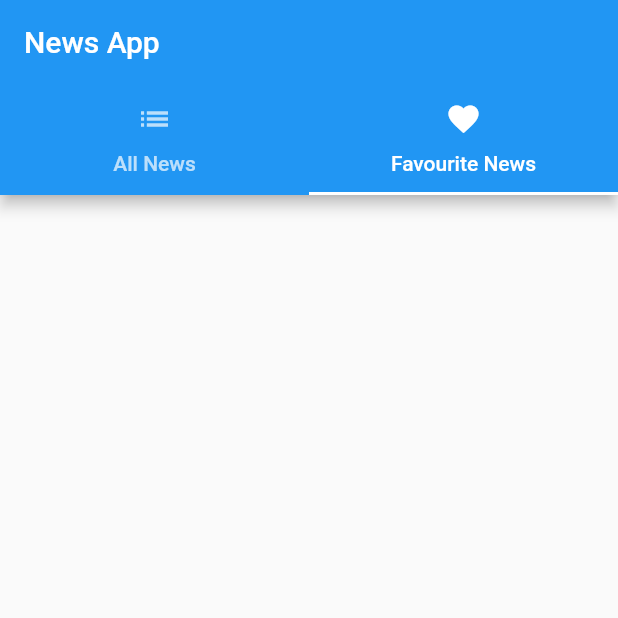
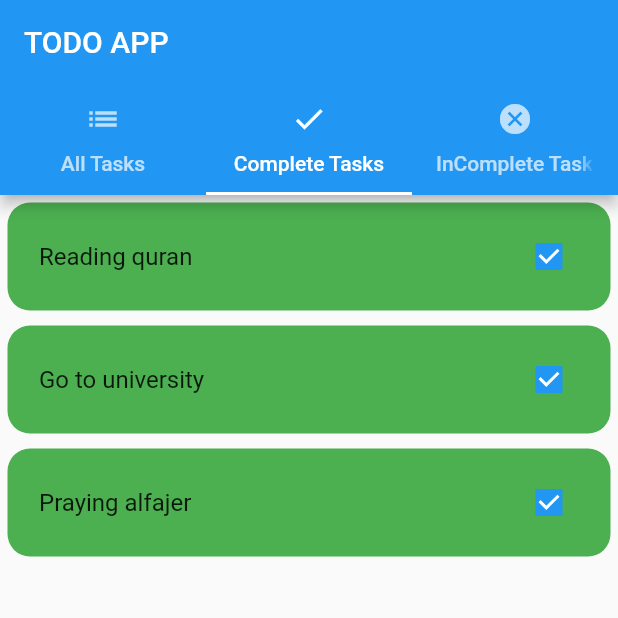
Before and after one commit to omarezzdeen/iug_todo, a Flutter app: the screen it shows after launch, tab 2 chosen, on a phone screen of 412 x 824 dp, the top half of it. Run offline on Flutter 3.47's test engine with Material 2 defaults, Android fonts, the phone set to English and light mode, and no system bars.

Commit message:
todo app

```diff
--- a/lib/main.dart
+++ b/lib/main.dart
@@ -1,12 +1,13 @@
 import 'dart:developer';
 
 import 'package:flutter/material.dart';
-import 'package:state_managment/news_app.dart';
+import 'package:state_managment/news_app/news_app.dart';
+import 'package:state_managment/todo_app/pages/todo_home_page.dart';
 
 void main() {
   runApp(MaterialApp(
     theme: ThemeData.light(),
-    home: NewsHomeScreen()));
+    home: TodoHomePage()));
 }
 
 class LoginScreen extends StatefulWidget {
--- a/lib/data/dummy_data.dart
+++ b/lib/news_app/data/dummy_data.dart
@@ -1,4 +1,5 @@
-import 'package:state_managment/models/news_model.dart';
+
+import 'package:state_managment/news_app/models/news_model.dart';
 
 List<NewsModel> newsList = newsData.map((e) {
   return NewsModel(e);
--- a/lib/news_app.dart
+++ b/lib/news_app/news_app.dart
@@ -1,8 +1,6 @@
 import 'package:flutter/material.dart';
-import 'package:state_managment/data/dummy_data.dart';
-import 'package:state_managment/models/news_model.dart';
-import 'package:state_managment/pages/all_news_screen.dart';
-import 'package:state_managment/pages/favourite_news_wcreen.dart';
+import 'package:state_managment/news_app/pages/all_news_screen.dart';
+import 'package:state_managment/news_app/pages/favourite_news_wcreen.dart';
 
 class NewsHomeScreen extends StatelessWidget {
   @override
--- a/lib/pages/all_news_screen.dart
+++ b/lib/news_app/pages/all_news_screen.dart
@@ -1,7 +1,6 @@
 import 'package:flutter/material.dart';
-import 'package:state_managment/data/dummy_data.dart';
-import 'package:state_managment/news_app.dart';
-import 'package:state_managment/widgets/NewsWidget.dart';
+import 'package:state_managment/news_app/data/dummy_data.dart';
+import 'package:state_managment/news_app/widgets/NewsWidget.dart';
 
 class AllNewsScreen extends StatelessWidget {
   @override
--- a/lib/pages/favourite_news_wcreen.dart
+++ b/lib/news_app/pages/favourite_news_wcreen.dart
@@ -1,7 +1,6 @@
 import 'package:flutter/material.dart';
-import 'package:state_managment/data/dummy_data.dart';
-import 'package:state_managment/news_app.dart';
-import 'package:state_managment/widgets/NewsWidget.dart';
+import 'package:state_managment/news_app/data/dummy_data.dart';
+import 'package:state_managment/news_app/widgets/NewsWidget.dart';
 
 class FavouriteNewsScreen extends StatefulWidget {
   @override
--- a/lib/widgets/NewsWidget.dart
+++ b/lib/news_app/widgets/NewsWidget.dart
@@ -1,5 +1,5 @@
 import 'package:flutter/material.dart';
-import 'package:state_managment/models/news_model.dart';
+import 'package:state_managment/news_app/models/news_model.dart';
 
 class NewsWidget extends StatefulWidget {
   NewsModel newsModel;
--- /dev/null
+++ b/lib/todo_app/data/tasks_data.dart
@@ -0,0 +1,11 @@
+import 'package:state_managment/todo_app/models/task_model.dart';
+
+List<Task> tasksList = [
+  Task('Playing football'),
+   Task('Watching tv'),
+    Task('Studying for exams'),
+     Task('Reading quran',true),
+      Task('Praying aldhuhr'),
+       Task('Go to university',true),
+       Task('Praying alfajer', true),
+];
--- /dev/null
+++ b/lib/todo_app/models/task_model.dart
@@ -0,0 +1,5 @@
+class Task {
+  String title;
+  bool isCompleted;
+Task(this.title,[this.isCompleted=false]);
+}
--- /dev/null
+++ b/lib/todo_app/pages/complete_tasks.dart
@@ -0,0 +1,20 @@
+import 'package:flutter/material.dart';
+import 'package:state_managment/todo_app/data/tasks_data.dart';
+import 'package:state_managment/todo_app/widgets/task_widget.dart';
+
+class CompleteTasksScreen extends StatelessWidget {
+  Function fun;
+  CompleteTasksScreen(this.fun);
+
+  @override
+  Widget build(BuildContext context) {
+    // TODO: implement build
+    return ListView.builder(
+        itemCount: tasksList.where((element) => element.isCompleted).length,
+        itemBuilder: (context, index) {
+          return TaskWidget(
+              tasksList.where((element) => element.isCompleted).toList()[index],
+              fun);
+        });
+  }
+}
--- /dev/null
+++ b/lib/todo_app/pages/todo_home_page.dart
@@ -0,0 +1,52 @@
+import 'package:flutter/material.dart';
+import 'package:state_managment/todo_app/data/tasks_data.dart';
+import 'package:state_managment/todo_app/models/task_model.dart';
+import 'package:state_managment/todo_app/pages/all_tasks.dart';
+import 'package:state_managment/todo_app/pages/complete_tasks.dart';
+import 'package:state_managment/todo_app/pages/incomplete_tasks.dart';
+
+class TodoHomePage extends StatefulWidget {
+  @override
+  State<TodoHomePage> createState() => _TodoHomePageState();
+}
+
+class _TodoHomePageState extends State<TodoHomePage> {
+  changeTaskCompleteness(Task task) {
+    int index = tasksList.indexOf(task);
+    tasksList[index].isCompleted = !tasksList[index].isCompleted;
+    setState(() {});
+  }
+
+  @override
+  Widget build(BuildContext context) {
+    // TODO: implement build
+    return DefaultTabController(
+        length: 3,
+        child: Scaffold(
+          appBar: AppBar(
+            title: const Text('TODO APP'),
+            bottom: const TabBar(tabs: [
+              Tab(
+                icon: Icon(Icons.list),
+                text: 'All Tasks',
+              ),
+              Tab(
+                icon: Icon(Icons.done),
+                text: 'Complete Tasks',
+              ),
+              Tab(
+                icon: Icon(Icons.cancel),
+                text: 'InComplete Tasks',
+              )
+            ]),
+          ),
+          body: TabBarView(
+            children: [
+              AllTasksScreen(changeTaskCompleteness),
+              CompleteTasksScreen(changeTaskCompleteness),
+              InCompleteTasksScreen(changeTaskCompleteness)
+            ],
+          ),
+        ));
+  }
+}
--- /dev/null
+++ b/lib/todo_app/widgets/task_widget.dart
@@ -0,0 +1,26 @@
+import 'package:flutter/material.dart';
+import 'package:state_managment/todo_app/models/task_model.dart';
+
+class TaskWidget extends StatelessWidget {
+  Function fun;
+  Task task;
+  TaskWidget(this.task, this.fun);
+  @override
+  Widget build(BuildContext context) {
+    // TODO: implement build
+    return Container(
+      margin: EdgeInsets.all(5),
+      decoration: BoxDecoration(
+          color: task.isCompleted ? Colors.green : Colors.black45,
+          borderRadius: BorderRadius.circular(15)),
+      padding: const EdgeInsets.symmetric(horizontal: 5, vertical: 8),
+      child: CheckboxListTile(
+        title: Text(task.title),
+        value: task.isCompleted,
+        onChanged: (v) {
+          fun(task);
+        },
+      ),
+    );
+  }
+}
```
Also changed, not shown: lib/todo_app/pages/all_tasks.dart (added, +17 -0 lines), lib/todo_app/pages/incomplete_tasks.dart (added, +19 -0 lines), lib/news_app/models/news_model.dart (renamed from lib/models/news_model.dart).
